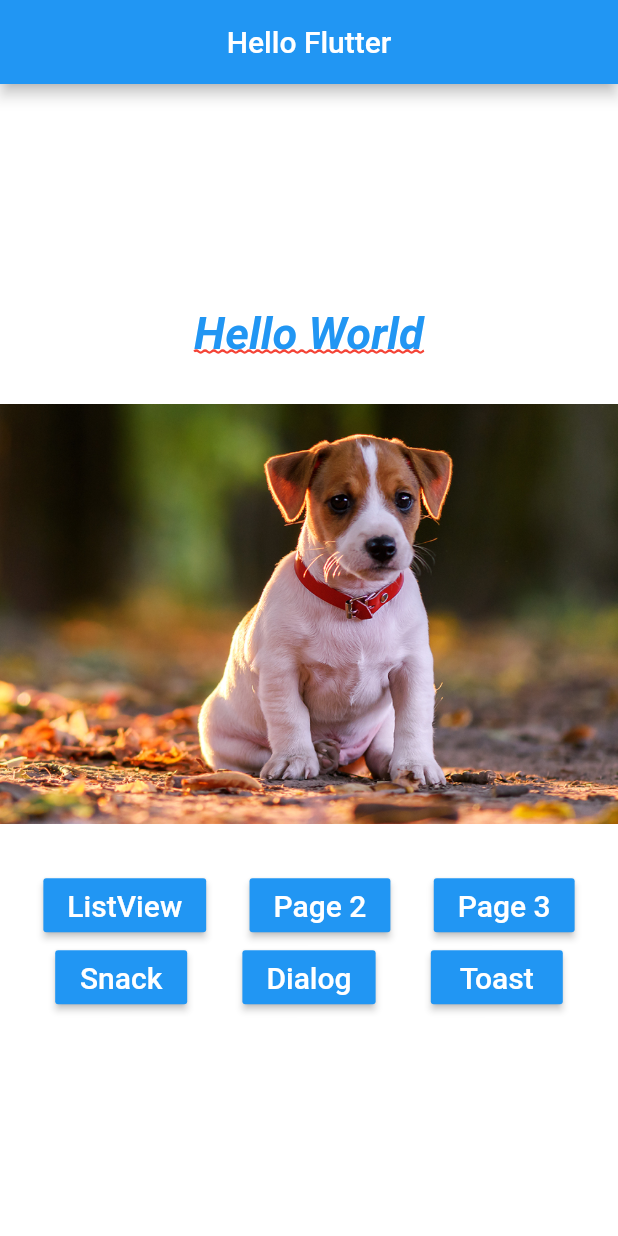
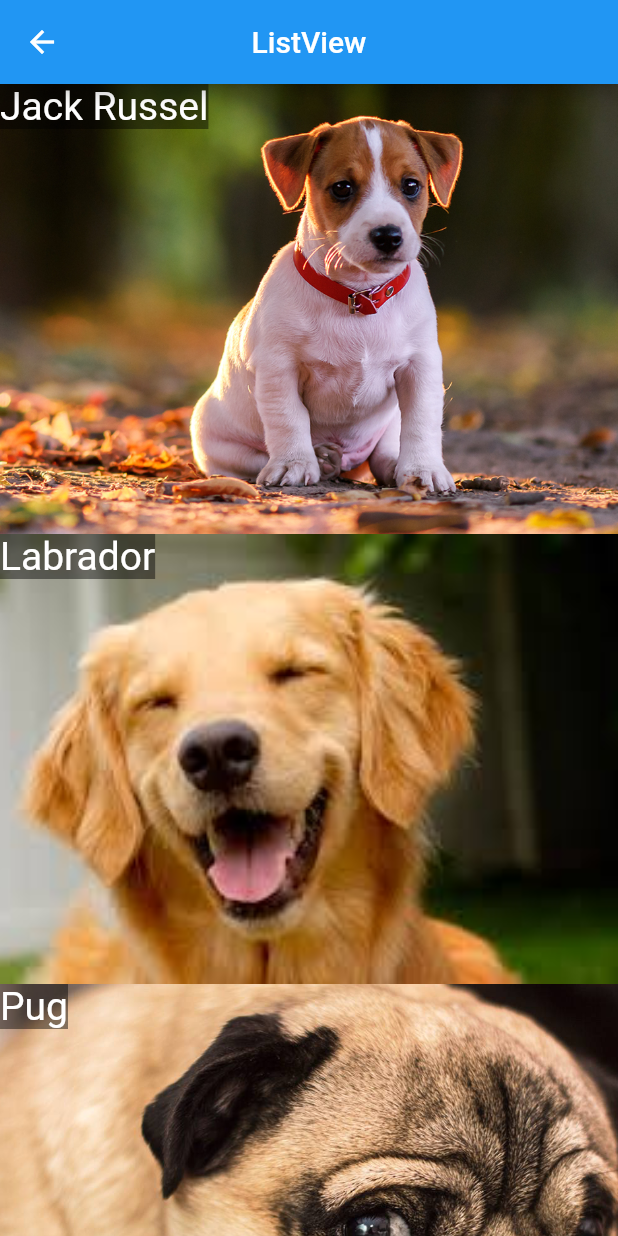
Before and after one commit to felixpessoa/flutter_basico, a Flutter app: the screen it shows after launch, after a tap on "ListView", on a phone screen of 412 x 824 dp. Run offline on Flutter 3.47's test engine with Material 2 defaults, Android fonts, the phone set to English and light mode, and no system bars.

Commit message:
ADD List

```diff
--- a/lib/pages/home_page.dart
+++ b/lib/home_page.dart
@@ -1,9 +1,14 @@
 import 'package:flutter/material.dart';
+import 'package:flutter_basico/pages/hello_listview.dart';
 import 'package:flutter_basico/pages/hello_page1.dart';
 import 'package:flutter_basico/pages/hello_page2.dart';
 import 'package:flutter_basico/pages/hello_page3.dart';
+import 'package:flutter_basico/utils/nav.dart';
+import 'package:flutter_basico/widgets/blue_button.dart';
 
 class HomePage extends StatelessWidget {
+
+
   const HomePage({Key? key}) : super(key: key);
 
   @override
@@ -55,58 +60,50 @@ class HomePage extends StatelessWidget {
         Row(
           mainAxisAlignment: MainAxisAlignment.spaceEvenly,
           children: [
-            _button(context, "ListView", () => _OnClickNavigator(context, HelloPage1())),
-            _button(context, "Page 2", () => _OnClickNavigator(context, HelloPage2())),
-            _button(context, "Page 3", () => _OnClickNavigator(context, HelloPage3())),
+            BlueButton("ListView",
+                onPressed: () => _onClickNavigator(context, HelloListView())),
+            BlueButton("Page 2",
+                onPressed: () => _onClickNavigator(context, HelloPage2())),
+            BlueButton("Page 3",
+                onPressed: () => _onClickNavigator(context, HelloPage3())),
           ],
         ),
         Row(
           mainAxisAlignment: MainAxisAlignment.spaceEvenly,
           children: [
-            _button(context, "Snack", _OnClickSnack),
-            _button(context, "Dialog", _onClickDialog),
-            _button(context, "Toast", _onClickToast),
+            BlueButton("Snack", onPressed: _OnClickSnack),
+            BlueButton("Dialog", onPressed: _onClickDialog),
+            BlueButton("Toast", onPressed: _onClickToast),
           ],
         )
       ],
     );
   }
 
-  void _OnClickNavigator(BuildContext context, Widget page) {
+
+
+  void _onClickNavigator(BuildContext context, Widget page) async {
+    String   s = await push(context, page);
+
+    print(">> $s");
+  }
+
+  void _onClickOk(BuildContext context) {
     Navigator.push(context, MaterialPageRoute(builder: (BuildContext context) {
-      return page;
+      return HelloPage3();
     }));
   }
 
-  _OnClickSnack() {
-  }
+  _OnClickSnack() {}
 
-  _onClickDialog() {
-  }
+  _onClickDialog() {}
 
-  _onClickToast() {
-  }
-
-  _button(BuildContext context, String text, Function onPressed) {
-    return RaisedButton(
-      color: Colors.blue,
-      child: Text(
-        text,
-        style: TextStyle(
-          color: Colors.white,
-          fontSize: 20,
-        ),
-      ),
-      onPressed: () => onPressed,
-    );
-  }
-
-
+  _onClickToast() {}
 
   _img(String img) {
     // ( .asset pega imagem do assets / .network pega imagem da URL / .file pega imagem de um arquivo.
     return Container(
-      margin: EdgeInsets.only(top:10, bottom: 10),
+      margin: EdgeInsets.only(top: 10, bottom: 10),
       child: Image.asset(
         img,
         fit: BoxFit.cover,
@@ -131,6 +128,4 @@ class HomePage extends StatelessWidget {
       ),
     );
   }
-
-
 }
--- a/lib/main.dart
+++ b/lib/main.dart
@@ -1,5 +1,5 @@
 import 'package:flutter/material.dart';
-import 'package:flutter_basico/pages/home_page.dart';
+import 'package:flutter_basico/home_page.dart';
 
 void main() => runApp(MyApp());
 
--- /dev/null
+++ b/lib/pages/hello_listview.dart
@@ -0,0 +1,66 @@
+import 'package:flutter/material.dart';
+
+class Dog {
+  String nome;
+  String foto;
+
+  Dog(this.nome, this.foto);
+}
+
+class HelloListView extends StatelessWidget {
+  const HelloListView({Key? key}) : super(key: key);
+
+  @override
+  Widget build(BuildContext context) {
+    return Scaffold(
+      appBar: AppBar(
+        title: Text("ListView"),
+        centerTitle: true,
+      ),
+      body: _body(),
+    );
+  }
+
+  _body() {
+    List<Dog> dogs = [
+      Dog("Jack Russel", "assets/img/dog1.png"),
+      Dog("Labrador", "assets/img/dog2.png"),
+      Dog("Pug", "assets/img/dog3.png"),
+      Dog("Rottweiler", "assets/img/dog4.png"),
+      Dog("Pator", "assets/img/dog5.png"),
+    ];
+
+    return ListView.builder(
+      itemCount: dogs.length,
+      itemExtent: 300,
+      itemBuilder: (context, index) {
+        Dog dog = dogs[index];
+        return Stack(
+          fit: StackFit.expand,
+          children: [
+            _img(dog.foto),
+            Container(
+              alignment: Alignment.topLeft,
+              child: Container(
+                decoration: BoxDecoration(
+                  color: Colors.black45,
+                ),
+                child: Text(
+                  dog.nome,
+                  style: TextStyle(fontSize: 26, color: Colors.white),
+                ),
+              ),
+            ),
+          ],
+        );
+      },
+    );
+  }
+
+  _img(String img) {
+    return Image.asset(
+      img,
+      fit: BoxFit.cover,
+    );
+  }
+}
--- a/lib/pages/hello_page2.dart
+++ b/lib/pages/hello_page2.dart
@@ -1,7 +1,7 @@
 import 'package:flutter/material.dart';
+import 'package:flutter_basico/widgets/blue_button.dart';
 
 class HelloPage2 extends StatelessWidget {
-
   @override
   Widget build(BuildContext context) {
     return Scaffold(
@@ -9,6 +9,20 @@ class HelloPage2 extends StatelessWidget {
         title: Text("Page 2"),
         centerTitle: true,
       ),
+      body: _body(context),
     );
   }
+
+  _body(context) {
+    return Center(
+      child: BlueButton("Voltar",
+      onPressed: () => _onClickVoltar(context),
+      color: Colors.red,
+      ),
+    );
+  }
+
+  _onClickVoltar(context) {
+    Navigator.pop(context, "Retorno 2");
+  }
 }
--- a/lib/pages/hello_page3.dart
+++ b/lib/pages/hello_page3.dart
@@ -1,7 +1,7 @@
 import 'package:flutter/material.dart';
+import 'package:flutter_basico/widgets/blue_button.dart';
 
 class HelloPage3 extends StatelessWidget {
-
   @override
   Widget build(BuildContext context) {
     return Scaffold(
@@ -9,6 +9,20 @@ class HelloPage3 extends StatelessWidget {
         title: Text("Page 3"),
         centerTitle: true,
       ),
+      body: _body(context),
     );
   }
+
+  _body(context) {
+    return Center(
+      child: BlueButton(
+        "Voltar",
+        onPressed: () => _onClickVoltar(context),
+      ),
+    );
+  }
+
+  _onClickVoltar(context) {
+    Navigator.pop(context, "Retorno 3");
+  }
 }
--- /dev/null
+++ b/lib/utils/nav.dart
@@ -0,0 +1,8 @@
+import 'package:flutter/material.dart';
+
+Future push(BuildContext context, Widget page) {
+    return Navigator.push(context,
+        MaterialPageRoute(builder: (BuildContext context) {
+      return page;
+    }));
+  }
--- /dev/null
+++ b/lib/widgets/blue_button.dart
@@ -0,0 +1,27 @@
+import 'package:flutter/material.dart';
+
+class BlueButton extends StatelessWidget {
+
+  String text;
+  Function onPressed;
+  Color color;
+
+  BlueButton(this.text, {Key? key, required this.onPressed, this.color = Colors.blue}) : super(key: key);
+
+  @override
+  Widget build(BuildContext context) {
+    return ElevatedButton(
+      style: ButtonStyle(
+        backgroundColor: MaterialStateProperty.resolveWith((states) => color)
+      ),
+      child: Text(
+        text,
+        style: const TextStyle(
+          color: Colors.white,
+          fontSize: 20,
+        ),
+      ),
+      onPressed: () => onPressed(),
+    );
+  }
+}
```
